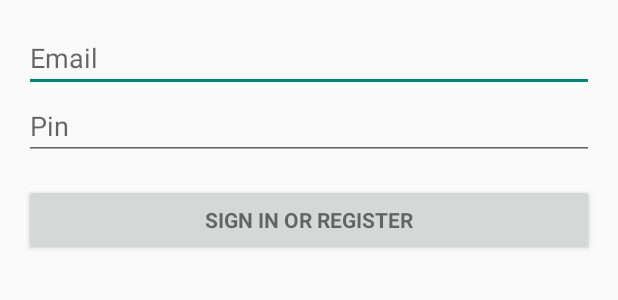
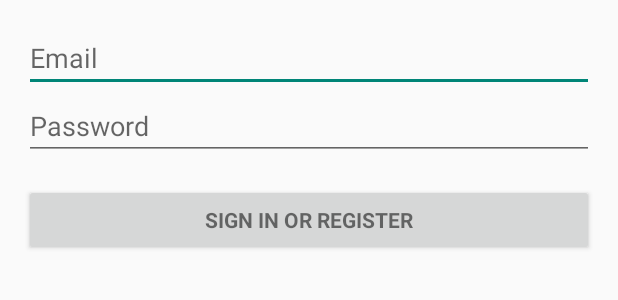
Before and after one commit to drewart/secure-pos, an Android app: the layout activity_login.xml on its own in the app's theme, with its tools: preview values and no code run, on a phone screen of 412 x 824 dp. Shown: the top 300 px of the screen. Run offline under Robolectric (Android 15) with nearby library versions, the phone set to English and light mode, and no system bars.

Commit message:
Changed pin to password for login

```diff
--- a/app/src/main/res/values/strings_activity_login.xml
+++ b/app/src/main/res/values/strings_activity_login.xml
@@ -2,7 +2,7 @@
 
     <!-- Strings related to login -->
     <string name="prompt_email">Email</string>
-    <string name="prompt_password">Pin</string>
+    <string name="prompt_password">Password</string>
     <string name="action_sign_in">Sign in or register</string>
     <string name="action_sign_in_short">Sign in</string>
 
```
